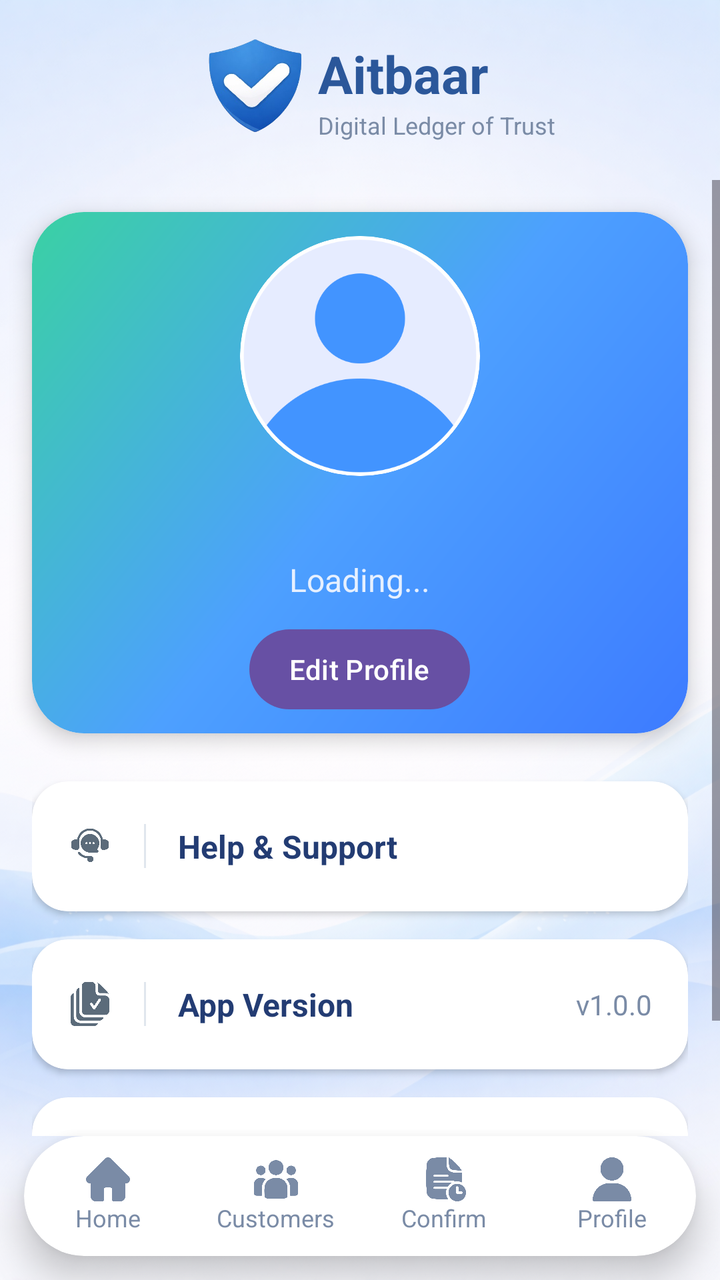
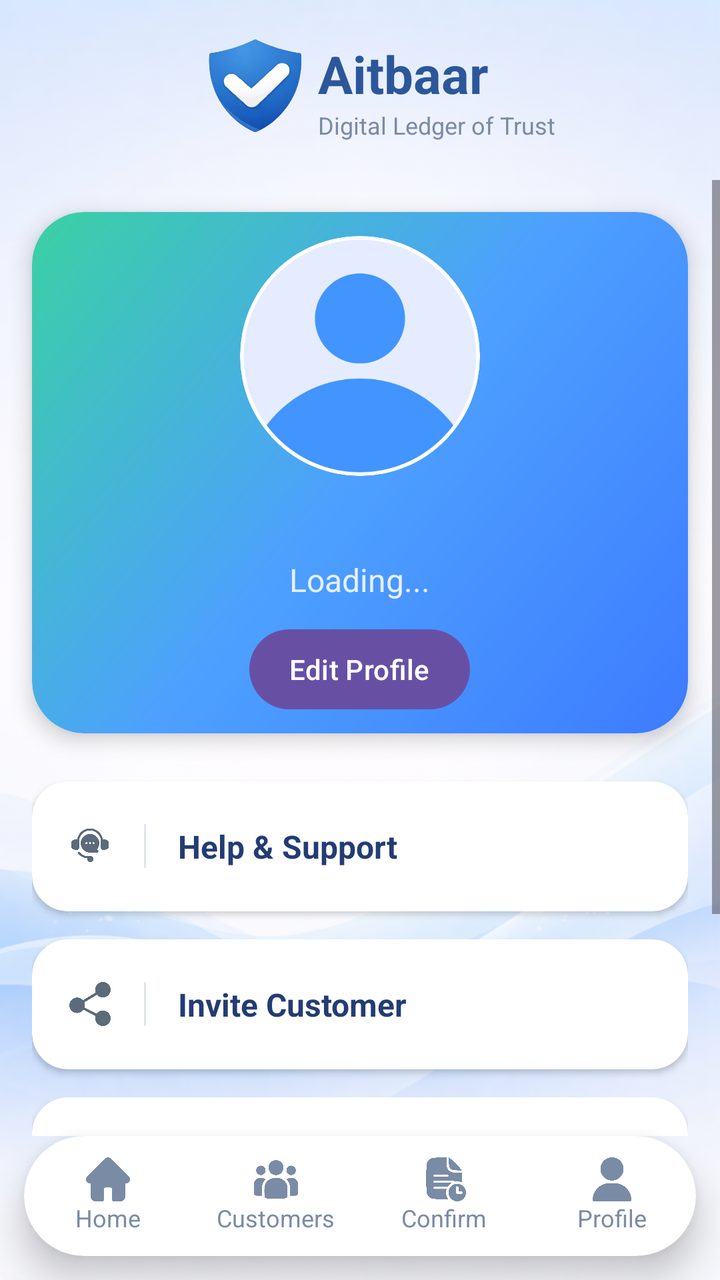

Screens rendered from an Android XML layout before and after an edit, with the pre-edit source and the edit as a unified diff.
<!-- AndroidManifest.xml: application theme Theme.Aitbaar -->
<!-- res/layout/fragment_vendor_profile.xml -->
<?xml version="1.0" encoding="utf-8"?>
<FrameLayout xmlns:android="http://schemas.android.com/apk/res/android"
    xmlns:app="http://schemas.android.com/apk/res-auto"
    android:layout_width="match_parent"
    android:layout_height="match_parent"
    android:background="@drawable/aitbaar_background">

    <androidx.constraintlayout.widget.ConstraintLayout
        android:layout_width="match_parent"
        android:layout_height="match_parent">

        

        <LinearLayout
            android:id="@+id/topHeader"
            android:layout_width="wrap_content"
            android:layout_height="wrap_content"
            android:gravity="center"
            android:orientation="horizontal"
            app:layout_constraintEnd_toEndOf="parent"
            app:layout_constraintStart_toStartOf="parent"
            app:layout_constraintTop_toTopOf="parent">

            <ImageView
                android:layout_width="90dp"
                android:layout_height="90dp"
                android:src="@drawable/shield_aitbaar" />

            <LinearLayout
                android:layout_width="wrap_content"
                android:layout_height="wrap_content"
                android:layout_marginStart="-14dp"
                android:orientation="vertical">

                <TextView
                    android:layout_width="wrap_content"
                    android:layout_height="wrap_content"
                    android:text="Aitbaar"
                    android:textColor="#2B579A"
                    android:textSize="26sp"
                    android:textStyle="bold" />

                <TextView
                    android:layout_width="wrap_content"
                    android:layout_height="wrap_content"
                    android:text="Digital Ledger of Trust"
                    android:textColor="#7A8BA6"
                    android:textSize="12sp" />
            </LinearLayout>
        </LinearLayout>

        

        <ScrollView
            android:id="@+id/scrollContent"
            android:layout_width="0dp"
            android:layout_height="0dp"
            android:fillViewport="true"
            android:overScrollMode="never"
            app:layout_constraintBottom_toTopOf="@id/vendorBottomNav"
            app:layout_constraintEnd_toEndOf="parent"
            app:layout_constraintStart_toStartOf="parent"
            app:layout_constraintTop_toBottomOf="@id/topHeader">

            <LinearLayout
                android:layout_width="match_parent"
                android:layout_height="wrap_content"
                android:orientation="vertical">

                

                <androidx.cardview.widget.CardView
                    android:id="@+id/profileCard"
                    android:layout_width="match_parent"
                    android:layout_height="wrap_content"
                    android:layout_margin="16dp"
                    app:cardCornerRadius="26dp"
                    app:cardElevation="6dp">

                    <LinearLayout
                        android:layout_width="match_parent"
                        android:layout_height="wrap_content"
                        android:background="@drawable/bg_profile_gradient"
                        android:gravity="center"
                        android:orientation="vertical"
                        android:padding="12dp">

                        <FrameLayout
                            android:id="@+id/vendorProfilePhotoContainer"
                            android:layout_width="120dp"
                            android:layout_height="120dp">

                            <androidx.cardview.widget.CardView
                                android:layout_width="match_parent"
                                android:layout_height="match_parent"
                                app:cardBackgroundColor="#FFFFFF"
                                app:cardCornerRadius="60dp"
                                app:cardElevation="0dp">

                                <ImageView
                                    android:id="@+id/imgProfile"
                                    android:layout_width="match_parent"
                                    android:layout_height="match_parent"
                                    android:background="@drawable/circle_white"
                                    android:clipToOutline="true"
                                    android:contentDescription="Profile Image"
                                    android:scaleType="centerCrop"
                                    android:src="@drawable/user" />
                            </androidx.cardview.widget.CardView>
                        </FrameLayout>

                        <TextView
                            android:id="@+id/tvVendorName"
                            android:layout_width="wrap_content"
                            android:layout_height="wrap_content"
                            android:layout_marginTop="2dp"
                            android:layout_marginBottom="4dp"
                            android:text=""
                            android:textColor="#FFFFFF"
                            android:textSize="26sp"
                            android:textStyle="bold" />

                        <TextView
                            android:id="@+id/tvShopName"
                            android:layout_width="wrap_content"
                            android:layout_height="wrap_content"
                            android:layout_marginBottom="14dp"
                            android:text="Loading..."
                            android:textColor="#E6F0FF"
                            android:textSize="16sp" />

                        <Button
                            android:id="@+id/btnEditProfile"
                            android:layout_width="wrap_content"
                            android:layout_height="40dp"
                            android:background="@drawable/bg_edit_profile_button"
                            android:gravity="center"
                            android:paddingHorizontal="20dp"
                            android:text="Edit Profile"
                            android:textColor="#FFFFFF"
                            android:textSize="14sp" />
                    </LinearLayout>
                </androidx.cardview.widget.CardView>

                

                <LinearLayout
                    android:layout_width="match_parent"
                    android:layout_height="wrap_content"
                    android:layout_marginHorizontal="16dp"
                    android:orientation="vertical">

                    


                    
                    <androidx.cardview.widget.CardView
                        android:id="@+id/helpSupportCard"
                        android:layout_width="match_parent"
                        android:layout_height="65dp"
                        android:layout_marginBottom="14dp"
                        app:cardBackgroundColor="@android:color/white"
                        app:cardCornerRadius="18dp"
                        android:layout_marginTop="8dp"
                        app:cardElevation="2dp">

                        <LinearLayout
                            android:layout_width="match_parent"
                            android:layout_height="match_parent"
                            android:gravity="center_vertical"
                            android:paddingHorizontal="18dp">

                            <ImageView
                                android:layout_width="22dp"
                                android:layout_height="22dp"
                                android:src="@drawable/help_desk"
                                app:tint="#5B6B7A" />

                            <View
                                android:layout_width="1dp"
                                android:layout_height="22dp"
                                android:layout_marginHorizontal="16dp"
                                android:background="#E0E6ED" />

                            <TextView
                                android:layout_width="match_parent"
                                android:layout_height="wrap_content"
                                android:text="Help &amp; Support"
                                android:textStyle="bold"
                                android:textColor="#233C73"
                                android:textSize="16sp" />
                        </LinearLayout>
                    </androidx.cardview.widget.CardView>

                    
                    <androidx.cardview.widget.CardView
                        android:layout_width="match_parent"
                        android:layout_height="65dp"
                        android:layout_marginBottom="14dp"
                        app:cardBackgroundColor="@android:color/white"
                        app:cardCornerRadius="18dp"
                        app:cardElevation="2dp">

                        <LinearLayout
                            android:layout_width="match_parent"
                            android:layout_height="match_parent"
                            android:gravity="center_vertical"
                            android:paddingHorizontal="18dp">

                            <ImageView
                                android:layout_width="22dp"
                                android:layout_height="22dp"
                                android:src="@drawable/version"
                                app:tint="#5B6B7A" />

                            <View
                                android:layout_width="1dp"
                                android:layout_height="22dp"
                                android:layout_marginHorizontal="16dp"
                                android:background="#E0E6ED" />

                            <TextView
                                android:layout_width="0dp"
                                android:layout_height="wrap_content"
                                android:layout_weight="1"
                                android:text="App Version"
                                android:textStyle="bold"
                                android:textColor="#233C73"
                                android:textSize="16sp" />

                            <TextView
                                android:layout_width="wrap_content"
                                android:layout_height="wrap_content"
                                android:text="v1.0.0"
                                android:textColor="#7A8BA6"
                                android:textSize="14sp" />
                        </LinearLayout>
                    </androidx.cardview.widget.CardView>


                    
                    <androidx.cardview.widget.CardView
                        android:id="@+id/logoutCard"
                        android:layout_width="match_parent"
                        android:layout_height="65dp"
                        android:layout_marginBottom="20dp"
                        app:cardBackgroundColor="@android:color/white"
                        app:cardCornerRadius="18dp"
                        app:cardElevation="2dp">

                        <LinearLayout
                            android:layout_width="match_parent"
                            android:layout_height="match_parent"
                            android:gravity="center_vertical"
                            android:paddingHorizontal="18dp">

                            <ImageView
                                android:layout_width="22dp"
                                android:layout_height="22dp"
                                android:src="@drawable/logout"
                                app:tint="#E74C3C" />

                            <View
                                android:layout_width="1dp"
                                android:layout_height="22dp"
                                android:layout_marginHorizontal="16dp"
                                android:background="#F3D6D6" />

                            <TextView
                                android:layout_width="match_parent"
                                android:layout_height="wrap_content"
                                android:text="Logout"
                                android:textColor="#FF0000"
                                android:textStyle="bold"
                                android:textSize="16sp" />
                        </LinearLayout>
                    </androidx.cardview.widget.CardView>

                </LinearLayout>
            </LinearLayout>
        </ScrollView>

        
        <androidx.cardview.widget.CardView
            android:id="@+id/vendorBottomNav"
            android:layout_width="match_parent"
            android:layout_height="60dp"
            android:layout_gravity="bottom"
            android:layout_margin="12dp"
            app:cardBackgroundColor="#FFFFFF"
            app:cardCornerRadius="30dp"
            app:cardElevation="10dp"
            app:layout_constraintBottom_toBottomOf="parent"
            app:layout_constraintEnd_toEndOf="parent"
            app:layout_constraintStart_toStartOf="parent">

            <LinearLayout
                android:layout_width="match_parent"
                android:layout_height="match_parent"
                android:gravity="center"
                android:orientation="horizontal"
                android:weightSum="4">

                
                <LinearLayout
                    android:id="@+id/tabHome"
                    android:layout_width="0dp"
                    android:layout_height="match_parent"
                    android:layout_weight="1"
                    android:gravity="center"
                    android:orientation="vertical">

                    <ImageView
                        android:layout_width="22dp"
                        android:layout_height="22dp"
                        android:src="@drawable/home"
                        app:tint="#7A8BA6" />

                    <TextView
                        android:layout_width="wrap_content"
                        android:layout_height="wrap_content"
                        android:text="Home"
                        android:textColor="#7A8BA6"
                        android:textSize="12sp" />
                </LinearLayout>

                
                <LinearLayout
                    android:id="@+id/tabCustomers"
                    android:layout_width="0dp"
                    android:layout_height="match_parent"
                    android:layout_weight="1"
                    android:gravity="center"
                    android:orientation="vertical">

                    <ImageView
                        android:layout_width="22dp"
                        android:layout_height="22dp"
                        android:src="@drawable/customer"
                        app:tint="#7A8BA6" />

                    <TextView
                        android:layout_width="wrap_content"
                        android:layout_height="wrap_content"
                        android:text="Customers"
                        android:textColor="#7A8BA6"
                        android:textSize="12sp" />
                </LinearLayout>

                
                <LinearLayout
                    android:id="@+id/tabConfirm"
                    android:layout_width="0dp"
                    android:layout_height="match_parent"
                    android:layout_weight="1"
                    android:gravity="center"
                    android:orientation="vertical">

                    <ImageView
                        android:layout_width="22dp"
                        android:layout_height="22dp"
                        android:src="@drawable/pending"
                        app:tint="#7A8BA6" />

                    <TextView
                        android:layout_width="wrap_content"
                        android:layout_height="wrap_content"
                        android:text="Confirm"
                        android:textColor="#7A8BA6"
                        android:textSize="12sp" />
                </LinearLayout>

                
                <LinearLayout
                    android:id="@+id/tabProfile"
                    android:layout_width="0dp"
                    android:layout_height="match_parent"
                    android:layout_weight="1"
                    android:gravity="center"
                    android:orientation="vertical">

                    <ImageView
                        android:id="@+id/iconProfile"
                        android:layout_width="22dp"
                        android:layout_height="22dp"
                        android:src="@drawable/profile_user"
                        app:tint="#7A8BA6" />

                    <TextView
                        android:layout_width="wrap_content"
                        android:layout_height="wrap_content"
                        android:text="Profile"
                        android:textColor="#7A8BA6"
                        android:textSize="12sp" />
                </LinearLayout>

            </LinearLayout>
        </androidx.cardview.widget.CardView>

    </androidx.constraintlayout.widget.ConstraintLayout>
</FrameLayout>
<!-- resources referenced by this layout -->
<resources>
  <!-- drawable aitbaar_background: png bitmap (drawable, 940389 bytes) -->
  <!-- drawable bg_edit_profile_button (drawable) -->
  <shape xmlns:android="http://schemas.android.com/apk/res/android">
      <corners android:radius="20dp"/>
      <gradient
          android:startColor="#5A8BFF"
          android:endColor="#3D7BFF"
          android:angle="0"/>
  </shape>
  <!-- drawable bg_profile_gradient (drawable) -->
  <?xml version="1.0" encoding="utf-8"?>
  <shape xmlns:android="http://schemas.android.com/apk/res/android">
      <corners android:radius="26dp"/>
  
      <gradient
          android:startColor="#3D7BFF"
          android:centerColor="#4DA0FF"
          android:endColor="#3AD1A3"
          android:angle="135"/>
  </shape>
  <!-- drawable circle_white (drawable) -->
  <shape xmlns:android="http://schemas.android.com/apk/res/android"
      android:shape="oval">
  
      <solid android:color="#FFFFFF" />
  
  </shape>
  <!-- drawable customer: png bitmap (drawable, 12714 bytes) -->
  <!-- drawable help_desk: png bitmap (drawable, 12259 bytes) -->
  <!-- drawable home: png bitmap (drawable, 6624 bytes) -->
  <!-- drawable logout: png bitmap (drawable, 10584 bytes) -->
  <!-- drawable pending: png bitmap (drawable, 14109 bytes) -->
  <!-- drawable profile_user: png bitmap (drawable, 9600 bytes) -->
  <!-- drawable shield_aitbaar: png bitmap (drawable, 76209 bytes) -->
  <!-- drawable user: png bitmap (drawable, 19293 bytes) -->
  <!-- drawable version: png bitmap (drawable, 10563 bytes) -->
  <style name="Theme.Aitbaar" parent="Base.Theme.Aitbaar" />
  <style name="Base.Theme.Aitbaar" parent="Theme.Material3.Light.NoActionBar">
          
          
      </style>
</resources>

<!-- the commit's change to res/layout/fragment_vendor_profile.xml (unified diff, before → after) -->
@@ -194,6 +194,7 @@
 
                     
                     <androidx.cardview.widget.CardView
+                        android:id="@+id/inviteCustomerCard"
                         android:layout_width="match_parent"
                         android:layout_height="65dp"
                         android:layout_marginBottom="14dp"
@@ -209,6 +210,43 @@
 
                             <ImageView
                                 android:layout_width="22dp"
+                                android:layout_height="22dp"
+                                android:src="@drawable/share"
+                                app:tint="#5B6B7A" />
+
+                            <View
+                                android:layout_width="1dp"
+                                android:layout_height="22dp"
+                                android:layout_marginHorizontal="16dp"
+                                android:background="#E0E6ED" />
+
+                            <TextView
+                                android:layout_width="match_parent"
+                                android:layout_height="wrap_content"
+                                android:text="Invite Customer"
+                                android:textStyle="bold"
+                                android:textColor="#233C73"
+                                android:textSize="16sp" />
+                        </LinearLayout>
+                    </androidx.cardview.widget.CardView>
+
+                    
+                    <androidx.cardview.widget.CardView
+                        android:layout_width="match_parent"
+                        android:layout_height="65dp"
+                        android:layout_marginBottom="14dp"
+                        app:cardBackgroundColor="@android:color/white"
+                        app:cardCornerRadius="18dp"
+                        app:cardElevation="2dp">
+
+                        <LinearLayout
+                            android:layout_width="match_parent"
+                            android:layout_height="match_parent"
+                            android:gravity="center_vertical"
+                            android:paddingHorizontal="18dp">
+
+                            <ImageView
+                                android:layout_width="18dp"
                                 android:layout_height="22dp"
                                 android:src="@drawable/version"
                                 app:tint="#5B6B7A" />
<!-- resource entries referenced after the edit -->
@@ -33,6 +33,7 @@
   <!-- drawable logout: png bitmap (drawable, 10584 bytes) -->
   <!-- drawable pending: png bitmap (drawable, 14109 bytes) -->
   <!-- drawable profile_user: png bitmap (drawable, 9600 bytes) -->
+  <!-- drawable share: png bitmap (drawable, 13720 bytes) -->
   <!-- drawable shield_aitbaar: png bitmap (drawable, 76209 bytes) -->
   <!-- drawable user: png bitmap (drawable, 19293 bytes) -->
   <!-- drawable version: png bitmap (drawable, 10563 bytes) -->
